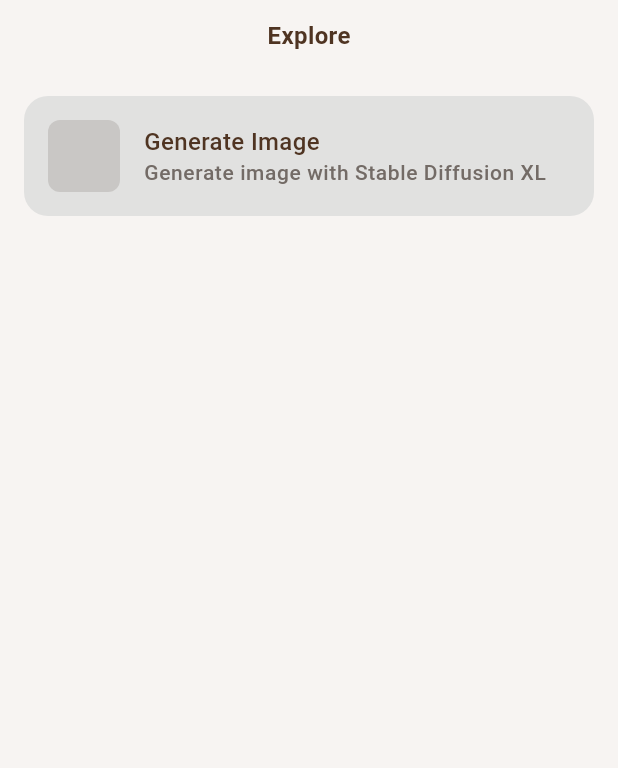
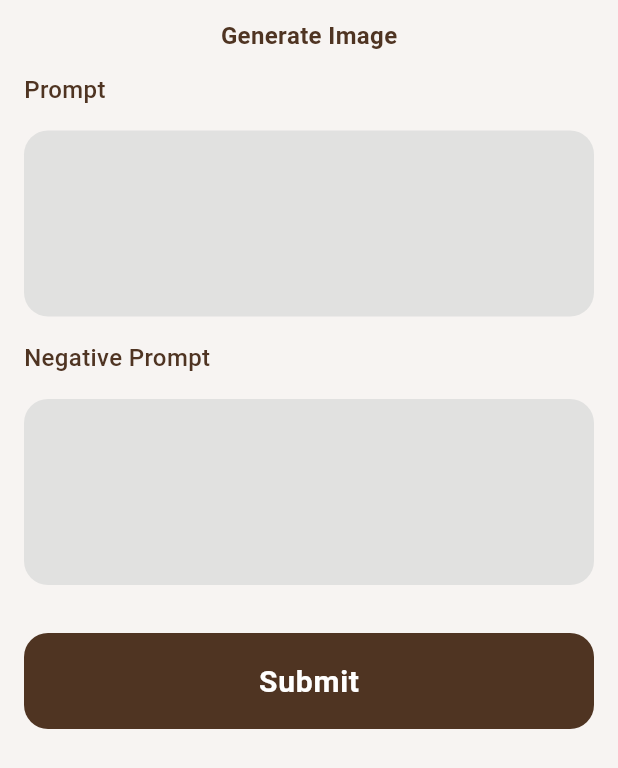
Before and after one commit to irvingdinh/impasto-flutter, a Flutter app: the screen it shows after launch, after a tap on "Generate Image", on a phone screen of 412 x 824 dp. Shown: the top 768 px of the screen. Run offline on Flutter 3.47's test engine with Material 3 defaults, Android fonts, the phone set to English and light mode, and no system bars.

Commit message:
chore: Initial commit (cont.)

```diff
--- a/lib/core/theme.dart
+++ b/lib/core/theme.dart
@@ -19,6 +19,11 @@ final theme = ThemeData.light().copyWith(
       color: Freud.brown80,
       fontSize: 20,
       fontWeight: FontWeight.w800,
+    ),
+    bodyLarge: light.textTheme.bodyLarge!.copyWith(
+      color: Freud.brown80,
+      fontSize: 20,
+      fontWeight: FontWeight.w500,
     ),
     bodyMedium: light.textTheme.bodyMedium!.copyWith(
       color: Freud.brown80,
@@ -49,6 +54,11 @@ final darkTheme = ThemeData.dark().copyWith(
       color: Colors.white,
       fontSize: 20,
       fontWeight: FontWeight.w800,
+    ),
+    bodyLarge: dark.textTheme.bodyLarge!.copyWith(
+      color: Colors.white,
+      fontSize: 20,
+      fontWeight: FontWeight.w500,
     ),
     bodyMedium: dark.textTheme.bodyMedium!.copyWith(
       color: Colors.white,
--- a/lib/crafts/data/dummy.dart
+++ b/lib/crafts/data/dummy.dart
@@ -5,13 +5,20 @@ final List<Craft> dummyCrafts = [
     slug: '00000000',
     title: 'Generate Image',
     description: 'Generate image with Stable Diffusion XL',
-    input: [
+    inputs: [
       CraftInput(
         name: 'prompt',
         type: CraftInputType.textarea,
         title: 'Prompt',
         description: 'Things you want to see in your image.',
         required: true,
+      ),
+      CraftInput(
+        name: 'negative_prompt',
+        type: CraftInputType.textarea,
+        title: 'Negative Prompt',
+        description: 'Things you don\'t want to see in your image.',
+        required: false,
       )
     ],
   )
--- a/lib/crafts/models/craft.dart
+++ b/lib/crafts/models/craft.dart
@@ -3,7 +3,7 @@ class Craft {
     required this.slug,
     required this.title,
     required this.description,
-    required this.input,
+    required this.inputs,
   });
 
   final String slug;
@@ -12,7 +12,7 @@ class Craft {
 
   final String description;
 
-  final List<CraftInput> input;
+  final List<CraftInput> inputs;
 }
 
 class CraftInput {
--- a/lib/crafts/screens/index/index.dart
+++ b/lib/crafts/screens/index/index.dart
@@ -4,6 +4,7 @@ import 'package:impasto/core/theme.dart';
 import 'package:impasto/core/widgets/app_bar.dart';
 import 'package:impasto/crafts/data/dummy.dart';
 import 'package:impasto/crafts/models/craft.dart';
+import 'package:impasto/crafts/screens/show/show.dart';
 
 class IndexScreen extends StatelessWidget {
   const IndexScreen({super.key});
@@ -60,12 +61,18 @@ class CraftListItem extends StatelessWidget {
 
     return GestureDetector(
       onTap: () {
-        //
+        Navigator.of(context).push(
+          MaterialPageRoute(
+            builder: (context) {
+              return ShowScreen(craft: craft);
+            },
+          ),
+        );
       },
       child: Container(
         padding: const EdgeInsets.all(Freud.space),
         decoration: BoxDecoration(
-          color: isLight ? Freud.gray20 : Freud.brown90,
+          color: isLight ? Colors.white : Freud.brown90,
           borderRadius: BorderRadius.circular(Freud.borderRadius),
         ),
         margin: EdgeInsets.only(
@@ -76,7 +83,7 @@ class CraftListItem extends StatelessWidget {
           children: [
             Container(
               decoration: BoxDecoration(
-                color: isLight ? Freud.gray30 : Freud.brown80,
+                color: isLight ? Freud.brown10 : Freud.brown100,
                 borderRadius: BorderRadius.circular(Freud.borderRadiusSmall),
               ),
               width: 48,
--- /dev/null
+++ b/lib/crafts/screens/show/show.dart
@@ -0,0 +1,95 @@
+import 'package:flutter/material.dart';
+
+import 'package:impasto/core/theme.dart';
+import 'package:impasto/core/widgets/app_bar.dart';
+import 'package:impasto/crafts/models/craft.dart';
+import 'package:impasto/crafts/widgets/inputs/submit.dart';
+import 'package:impasto/crafts/widgets/inputs/textarea.dart';
+
+class ShowScreen extends StatefulWidget {
+  const ShowScreen({
+    super.key,
+    required this.craft,
+  });
+
+  final Craft craft;
+
+  @override
+  State<ShowScreen> createState() => _ShowScreenState();
+}
+
+class _ShowScreenState extends State<ShowScreen> {
+  final Map<String, TextEditingController> inputToController = {};
+
+  @override
+  void initState() {
+    super.initState();
+
+    for (final input in widget.craft.inputs) {
+      final controller = TextEditingController();
+      inputToController[input.name] = controller;
+    }
+  }
+
+  @override
+  void dispose() {
+    inputToController.forEach((key, value) {
+      value.dispose();
+    });
+
+    super.dispose();
+  }
+
+  @override
+  Widget build(BuildContext context) {
+    final theme = Theme.of(context);
+
+    final isLight = theme.brightness == Brightness.light;
+
+    List<Widget> fields = [];
+    for (final input in widget.craft.inputs) {
+      switch (input.type) {
+        case CraftInputType.textarea:
+          fields.add(
+            CraftInputTextarea(
+              input: input,
+              controller: inputToController[input.name]!,
+            ),
+          );
+          break;
+        default:
+          break;
+      }
+
+      fields.add(const SizedBox(height: Freud.space));
+    }
+
+    return GestureDetector(
+      onTap: () {
+        FocusManager.instance.primaryFocus?.unfocus();
+      },
+      child: Scaffold(
+        backgroundColor: isLight ? Freud.brown10 : Freud.brown100,
+        body: Column(
+          mainAxisAlignment: MainAxisAlignment.start,
+          children: [
+            FreudAppBar(
+              title: widget.craft.title,
+            ),
+            Expanded(
+              child: SingleChildScrollView(
+                child: Column(
+                  children: [
+                    ...fields,
+                    const SizedBox(height: Freud.space),
+                    const CraftInputSubmit(),
+                  ],
+                ),
+              ),
+            ),
+          ],
+        ),
+      ),
+    );
+  }
+}
--- /dev/null
+++ b/lib/crafts/widgets/inputs/submit.dart
@@ -0,0 +1,48 @@
+import 'package:flutter/material.dart';
+
+import 'package:impasto/core/theme.dart';
+
+class CraftInputSubmit extends StatelessWidget {
+  const CraftInputSubmit({super.key});
+
+  @override
+  Widget build(BuildContext context) {
+    final theme = Theme.of(context);
+
+    final isLight = theme.brightness == Brightness.light;
+
+    final padding = MediaQuery.of(context).padding;
+
+    return Padding(
+      padding: EdgeInsets.only(
+        left: padding.left + Freud.space,
+        right: padding.right + Freud.space,
+      ),
+      child: InkWell(
+        onTap: () {
+          //
+        },
+        child: Container(
+          decoration: BoxDecoration(
+            color: isLight ? Freud.brown80 : Freud.brown80,
+            borderRadius: BorderRadius.circular(Freud.borderRadius),
+          ),
+          width: double.infinity,
+          height: 64,
+          child: Row(
+            mainAxisAlignment: MainAxisAlignment.center,
+            children: [
+              Text(
+                'Submit',
+                style: theme.textTheme.bodyLarge!.copyWith(
+                  color: isLight ? Colors.white : Colors.black,
+                  fontWeight: FontWeight.bold,
+                ),
+              ),
+            ],
+          ),
+        ),
+      ),
+    );
+  }
+}
--- /dev/null
+++ b/lib/crafts/widgets/inputs/textarea.dart
@@ -0,0 +1,59 @@
+import 'package:flutter/material.dart';
+
+import 'package:impasto/core/theme.dart';
+import 'package:impasto/crafts/models/craft.dart';
+
+class CraftInputTextarea extends StatelessWidget {
+  const CraftInputTextarea({
+    super.key,
+    required this.input,
+    required this.controller,
+  });
+
+  final CraftInput input;
+
+  final TextEditingController controller;
+
+  @override
+  Widget build(BuildContext context) {
+    final theme = Theme.of(context);
+
+    final isLight = theme.brightness == Brightness.light;
+
+    final padding = MediaQuery.of(context).padding;
+
+    return Container(
+      margin: EdgeInsets.only(
+        left: padding.left + Freud.space,
+        right: padding.right + Freud.space,
+      ),
+      width: double.infinity,
+      child: Column(
+        mainAxisAlignment: MainAxisAlignment.start,
+        crossAxisAlignment: CrossAxisAlignment.start,
+        children: [
+          Text(input.title),
+          const SizedBox(height: Freud.space),
+          TextField(
+            controller: controller,
+            decoration: InputDecoration(
+              hintStyle: theme.textTheme.bodyMedium!.copyWith(
+                color: isLight ? Freud.gray60 : Freud.gray30,
+              ),
+              contentPadding: const EdgeInsets.all(Freud.space),
+              filled: true,
+              fillColor: isLight ? Freud.gray20 : Freud.brown90,
+              border: OutlineInputBorder(
+                borderRadius: BorderRadius.circular(Freud.borderRadius),
+                borderSide: BorderSide.none,
+              ),
+            ),
+            style: theme.textTheme.bodyMedium,
+            maxLines: 8,
+            minLines: 4,
+          ),
+        ],
+      ),
+    );
+  }
+}
```
